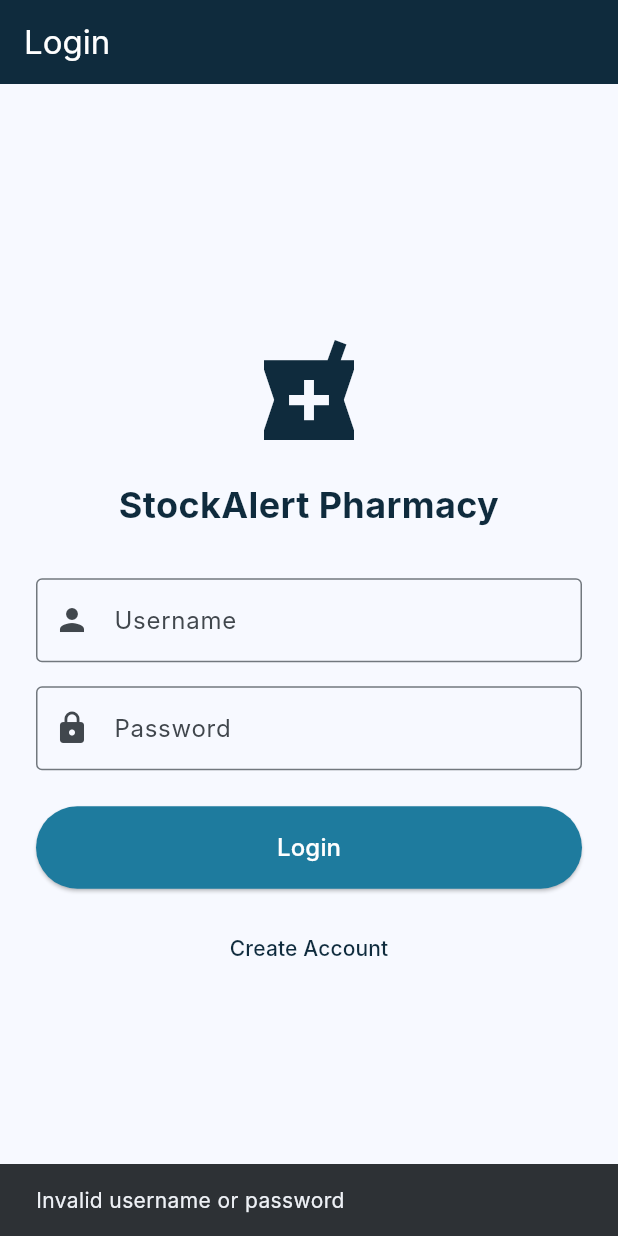
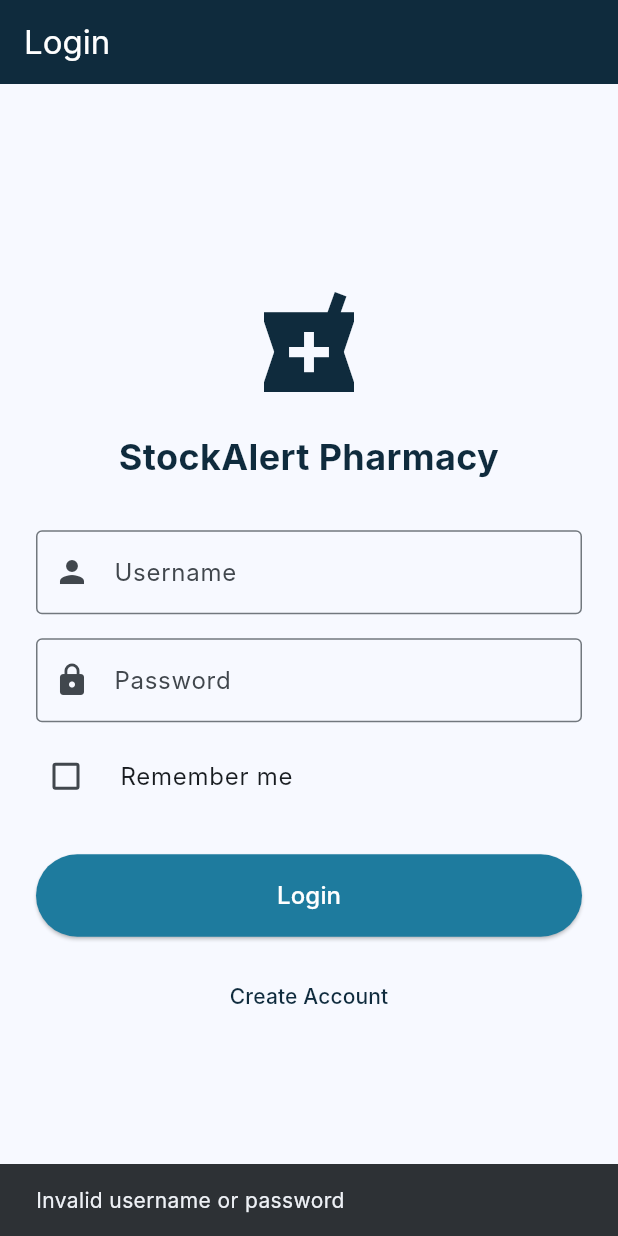
Before and after one commit to d-gibr1l/StockAlert, a Flutter app: the screen it shows after launch, after a tap on "Login", on a phone screen of 412 x 824 dp. Run offline on Flutter 3.47's test engine with Material 3 defaults, Android fonts, the phone set to English and light mode, and no system bars; our stand-ins replace shared_preferences, sqflite_common_ffi; missing offline and left inert: mobile_scanner; accounts and stored records are empty; Roboto replaces fonts that are missing (Inter).

Commit message:
Implement Remember Me and Logout functionality using shared_preferences

```diff
--- a/lib/main.dart
+++ b/lib/main.dart
@@ -3,6 +3,7 @@ import 'package:flutter/material.dart';
 import 'package:mobile_scanner/mobile_scanner.dart';
 import 'package:sqflite_common_ffi/sqflite_ffi.dart';
 import 'package:path/path.dart' as path;
+import 'package:shared_preferences/shared_preferences.dart';
 
 void main() async {
   // Ensure Flutter bindings are initialized before calling database code
@@ -14,11 +15,16 @@ void main() async {
     databaseFactory = databaseFactoryFfi;
   }
 
-  runApp(const StockAlertApp());
+  final prefs = await SharedPreferences.getInstance();
+  final isLoggedIn = prefs.getBool('isLoggedIn') ?? false;
+
+  runApp(StockAlertApp(isLoggedIn: isLoggedIn));
 }
 
 class StockAlertApp extends StatelessWidget {
-  const StockAlertApp({super.key});
+  final bool isLoggedIn;
+
+  const StockAlertApp({super.key, required this.isLoggedIn});
 
   @override
   Widget build(BuildContext context) {
@@ -34,7 +40,7 @@ class StockAlertApp extends StatelessWidget {
         ),
         fontFamily: 'Inter',
       ),
-      home: const LoginScreen(),
+      home: isLoggedIn ? const MainNavigationScreen() : const LoginScreen(),
     );
   }
 }
@@ -521,6 +527,21 @@ class _MainNavigationScreenState extends State<MainNavigationScreen> {
               ],
             ),
           ),
+          IconButton(
+            icon: const Icon(Icons.logout, color: Colors.white),
+            tooltip: 'Logout',
+            onPressed: () async {
+              final prefs = await SharedPreferences.getInstance();
+              await prefs.setBool('isLoggedIn', false);
+              if (context.mounted) {
+                Navigator.pushReplacement(
+                  context,
+                  MaterialPageRoute(builder: (context) => const LoginScreen()),
+                );
+              }
+            },
+          ),
+          const SizedBox(width: 8),
         ],
       ),
       body: screens[_currentIndex],
@@ -1546,6 +1567,7 @@ class _LoginScreenState extends State<LoginScreen> {
   final _usernameController = TextEditingController();
   final _passwordController = TextEditingController();
   bool _isLoading = false;
+  bool _rememberMe = false;
 
   void _login() async {
     setState(() => _isLoading = true);
@@ -1559,6 +1581,10 @@ class _LoginScreenState extends State<LoginScreen> {
     setState(() => _isLoading = false);
 
     if (user != null) {
+      if (_rememberMe) {
+        final prefs = await SharedPreferences.getInstance();
+        await prefs.setBool('isLoggedIn', true);
+      }
       if (mounted) {
         Navigator.pushReplacement(
           context,
@@ -1621,6 +1647,18 @@ class _LoginScreenState extends State<LoginScreen> {
                   border: OutlineInputBorder(),
                   prefixIcon: Icon(Icons.lock),
                 ),
+              ),
+              const SizedBox(height: 8),
+              CheckboxListTile(
+                title: const Text("Remember me"),
+                value: _rememberMe,
+                onChanged: (newValue) {
+                  setState(() {
+                    _rememberMe = newValue ?? false;
+                  });
+                },
+                controlAffinity: ListTileControlAffinity.leading,
+                contentPadding: EdgeInsets.zero,
               ),
               const SizedBox(height: 24),
               if (_isLoading)
--- a/pubspec.yaml
+++ b/pubspec.yaml
@@ -38,6 +38,7 @@ dependencies:
   path: ^1.9.1
   sqflite_common_ffi: ^2.4.2
   mobile_scanner: ^7.3.0
+  shared_preferences: ^2.5.5
 
 dev_dependencies:
   flutter_test:
```
Also changed, not shown: pubspec.lock, 2 other files.
